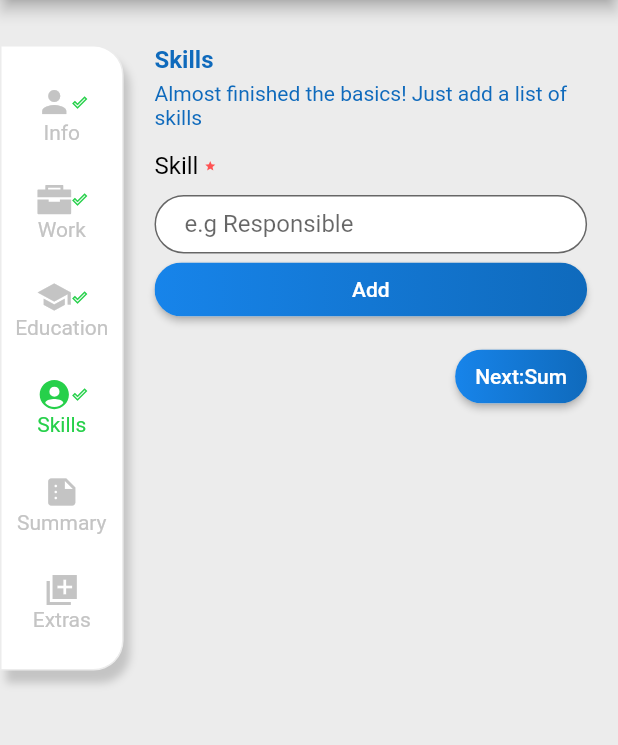
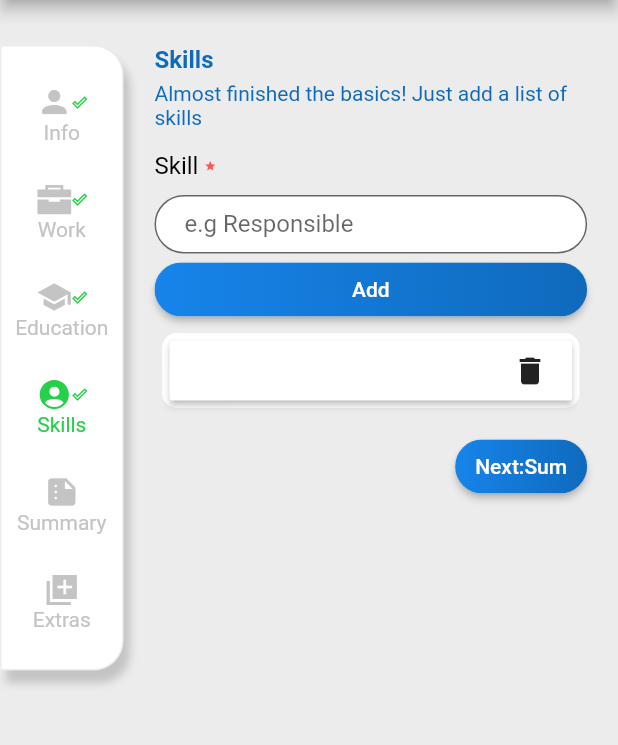
Before and after one commit to SabahTARTIR365/cv_builder_app, a Flutter app: the SkillsScreen screen opened directly, after a tap on "Add", on a phone screen of 412 x 824 dp, the part 84-829 px from its top. Run offline on Flutter 3.47's test engine with Material 2 defaults, Android fonts, the phone set to English and light mode, and no system bars; our stand-ins replace dotted_border, flutter_markdown, iconsax, im_stepper, ionicons, open_file; missing offline and left inert: markdown_editable_textinput, syncfusion_flutter_pdf.

Commit message:
fix skill adding widget

```diff
--- a/lib/main.dart
+++ b/lib/main.dart
@@ -3,6 +3,7 @@ import 'package:cv_builder_app/page2.dart';
 import 'package:cv_builder_app/providers/cv_provider.dart';
 import 'package:cv_builder_app/views/screens/build_cv_screen.dart';
 import 'package:cv_builder_app/views/screens/education_screen.dart';
+import 'package:cv_builder_app/views/screens/skills_screen.dart';
 import 'package:cv_builder_app/views/screens/splash_screen.dart';
 import 'package:flutter/material.dart';
 import 'dart:typed_data';
@@ -44,7 +45,7 @@ class MyApp extends StatelessWidget {
 
         primarySwatch: Colors.blue,
       ),
-      home:SplashScreen()//EducationScreen()SplashScreen()// WorkScreen()////const MyHomePage(title: 'Flutter Demo Home Page'),
+      home:SkillsScreen()//SplashScreen()//EducationScreen()SplashScreen()// WorkScreen()////const MyHomePage(title: 'Flutter Demo Home Page'),
     );
   }
 }
--- a/lib/providers/cv_provider.dart
+++ b/lib/providers/cv_provider.dart
@@ -17,6 +17,8 @@ class CvProvider extends ChangeNotifier
   }
   insertNewSkill() {
     SkillModel skillModel = SkillModel(title: textEditingController.text);
+    print('inside insert function sabah');
+    print( skillModel .title);
     allSkill.add(skillModel);
     textEditingController.clear();
     getAllSkills();
--- a/lib/views/screens/skills_screen.dart
+++ b/lib/views/screens/skills_screen.dart
@@ -17,6 +17,8 @@ import 'package:provider/provider.dart';
 
 class SkillsScreen extends StatelessWidget
 {
+
+  static int isDone=0;
 
 
   const SkillsScreen({Key? key}) : super(key: key);
@@ -147,16 +149,20 @@ class SkillsScreen extends StatelessWidget
                       labelText: 'e.g Responsible', onSaved: (String) {},),
                     NextButton(text: 'Add',
                         onPressed: () {
-                   // String data = provider.textEditingController.text;
-                    //Provider.of<CvProvider>(context, listen: false).insertNewSkill();
-
+                   String data = provider.textEditingController.text;
+                   print(data);
+                   Provider.of<CvProvider>(context, listen: false).insertNewSkill();
+                   print(data);
+                          isDone=1;
                         }),
-                      /* ListView.builder(
+                      isDone==1?  ListView.builder(
+                          scrollDirection: Axis.vertical,
+                          shrinkWrap: true,
                          itemCount: provider.allSkill.length,
                          itemBuilder: (context, index) {
                             return SkillWidget(provider.allSkill[index]);
-                             }),
-                    */
+                             }):Text('no data inserted'),
+
                     const SizedBox(height: 10,),
                     Row(
                       mainAxisAlignment: MainAxisAlignment.end,
--- a/lib/views/widgets/input_prefab.dart
+++ b/lib/views/widgets/input_prefab.dart
@@ -12,7 +12,7 @@ class InputPrefab extends StatelessWidget {
   @override
   Widget build(BuildContext context) {
     return TextFormField(
-     // controller:  Provider.of<CvProvider>(context).textEditingController,
+      controller:  Provider.of<CvProvider>(context).textEditingController,
       decoration: InputDecoration(
         isDense: true,
         contentPadding: EdgeInsets.fromLTRB(20, 20, 20, 0),
@@ -24,7 +24,7 @@ class InputPrefab extends StatelessWidget {
         ),
         floatingLabelBehavior: FloatingLabelBehavior.never,
       ),
-      initialValue: '',
+      //initialValue: '',
       validator: (String? value) {
         return value == null ? '$labelText is required' : null;
       },
--- a/lib/views/widgets/skill_widget.dart
+++ b/lib/views/widgets/skill_widget.dart
@@ -1,4 +1,5 @@
 
+import 'package:cv_builder_app/data/app_constants.dart';
 import 'package:cv_builder_app/models/skill_model.dart';
 import 'package:cv_builder_app/providers/cv_provider.dart';
 import 'package:flutter/material.dart';
@@ -7,28 +8,31 @@ import 'package:provider/provider.dart';
 class SkillWidget extends StatelessWidget {
 late SkillModel skillModel;
 
-  SkillWidget(SkillModel allSkill);
+  SkillWidget(this.skillModel);
   @override
   Widget build(BuildContext context) {
     return Container(
+      width: MediaQuery.of(context).size.width*0.5,
+      height: 50,
       padding: const EdgeInsets.all(5),
       margin: const EdgeInsets.all(5),
       decoration: BoxDecoration(
-          color:  Colors.white,
+         color:   Colors.white,
           borderRadius: BorderRadius.circular(10)),
-      child: CheckboxListTile(
-        secondary: IconButton(
-            onPressed: () {
-              Provider.of<CvProvider>(context, listen: false)
-                  .deleteSkill(skillModel);
-            },
-            icon: Icon(Icons.delete)),
-        value: true,
-        onChanged: (v) {
-          Provider.of<CvProvider>(context, listen: false).getAllSkills();
-        },
-        title: Text(skillModel.title ?? ''),
+      child: RaisedButton(
+        color:   Colors.white,
+        onPressed: () {Provider.of<CvProvider>(context, listen: false).deleteSkill(skillModel);},
+        child: Row(
+          mainAxisAlignment: MainAxisAlignment.spaceBetween,
+          children: [
+            Text(skillModel.title ?? 'test'),
+            Icon(Icons.delete,)
+          ],
+        ),
       ),
+
+       // title: Text(skillModel.title ?? 'test'),
+
     );
   }
 }
```
